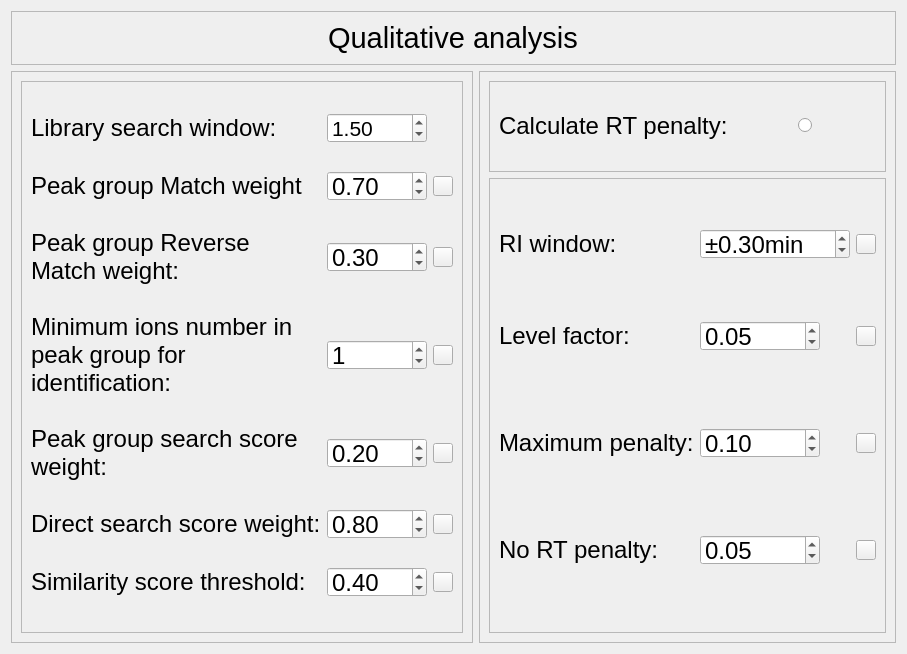
Above: Dataanalysis/step_3_RT.ui from yuanhonglun/GC-WTS before the change. Below: the same form after it.
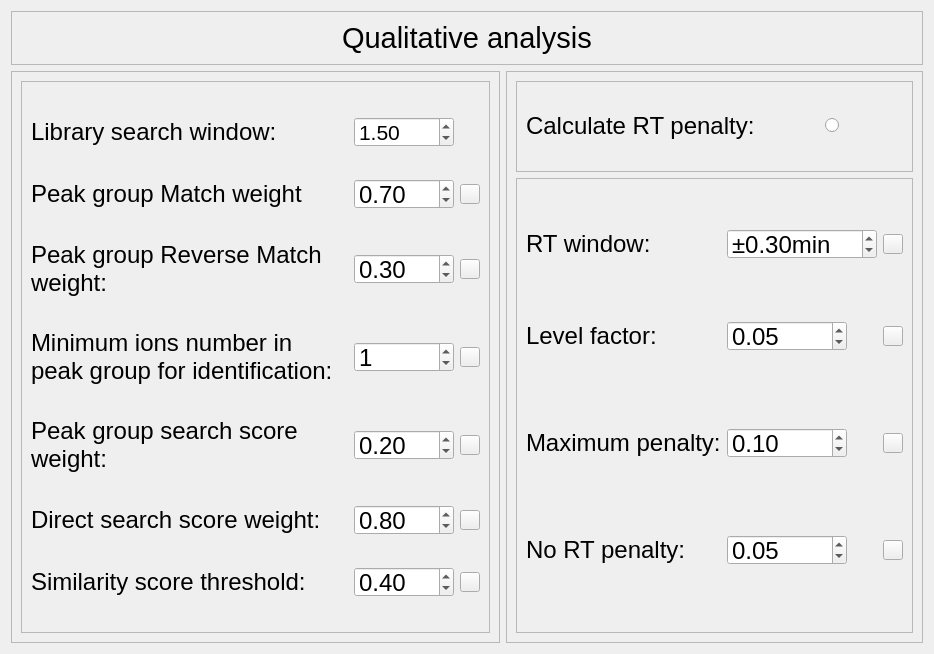
That is the form after the change. Icons and pictures are not drawn.

Diff of the .ui file:
```diff
--- a/Dataanalysis/step_3_RT.ui
+++ b/Dataanalysis/step_3_RT.ui
@@ -6,7 +6,7 @@
    <rect>
     <x>0</x>
     <y>0</y>
-    <width>857</width>
+    <width>934</width>
     <height>654</height>
    </rect>
   </property>
@@ -104,7 +104,7 @@
             <string notr="true">font: 18pt;</string>
            </property>
            <property name="text">
-            <string>RI window:</string>
+            <string>RT window:</string>
            </property>
           </widget>
          </item>
@@ -854,7 +854,7 @@
          <item row="4" column="0">
           <widget class="QLabel" name="label_16">
            <property name="sizePolicy">
-            <sizepolicy hsizetype="Maximum" vsizetype="Preferred">
+            <sizepolicy hsizetype="Preferred" vsizetype="Preferred">
              <horstretch>0</horstretch>
              <verstretch>0</verstretch>
             </sizepolicy>
```
Left out of the diff: 2 changed lines with no effect on the pictures.
